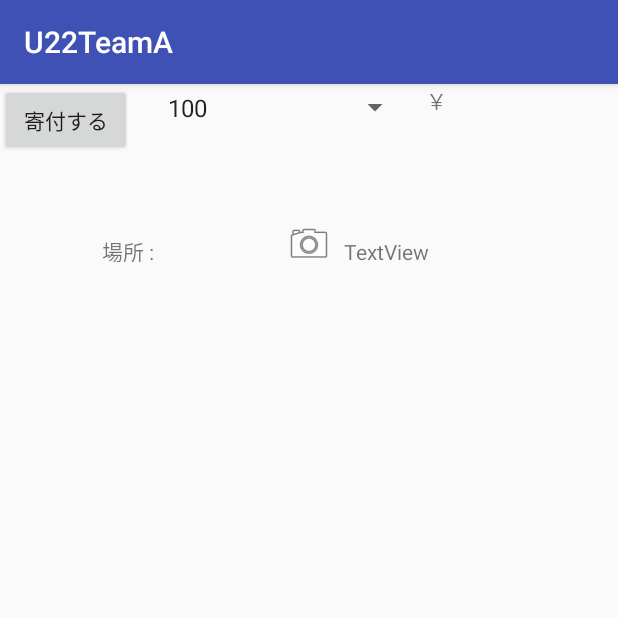
After one commit to tiger19816/u22_team_a_android, an Android app: the ProjectDetailActivyty screen opened directly, with no data from a screen before it, on a phone screen of 412 x 824 dp, the top half of it. The commit adds this screen. Run offline under Robolectric (Android 15) with nearby library versions, the phone set to English and light mode, and no system bars.

Commit message:
プロジェクト詳細、、協賛画面終了？

```diff
--- a/U22TeamA/app/src/main/AndroidManifest.xml
+++ b/U22TeamA/app/src/main/AndroidManifest.xml
@@ -16,6 +16,7 @@
                 <category android:name="android.intent.category.LAUNCHER" />
             </intent-filter>
         </activity>
+        <activity android:name=".ProjectDetailActivyty"></activity>
     </application>
 
 </manifest>
--- /dev/null
+++ b/U22TeamA/app/src/main/java/a/team/works/u22/hal/u22teama/ProjectDetailActivyty.java
@@ -0,0 +1,13 @@
+package a.team.works.u22.hal.u22teama;
+
+import android.support.v7.app.AppCompatActivity;
+import android.os.Bundle;
+
+public class ProjectDetailActivyty extends AppCompatActivity {
+
+    @Override
+    protected void onCreate(Bundle savedInstanceState) {
+        super.onCreate(savedInstanceState);
+        setContentView(R.layout.activity_project_detail_activyty);
+    }
+}
--- /dev/null
+++ b/U22TeamA/app/src/main/res/layout/activity_project_detail_activyty.xml
@@ -0,0 +1,160 @@
+<?xml version="1.0" encoding="utf-8"?>
+<android.support.constraint.ConstraintLayout xmlns:android="http://schemas.android.com/apk/res/android"
+    xmlns:app="http://schemas.android.com/apk/res-auto"
+    xmlns:tools="http://schemas.android.com/tools"
+    android:layout_width="match_parent"
+    android:layout_height="match_parent"
+    tools:context=".ProjectDetailActivyty">
+
+    <ImageView
+        android:id="@+id/imageView"
+        android:layout_width="wrap_content"
+        android:layout_height="wrap_content"
+        android:layout_marginBottom="8dp"
+        android:layout_marginEnd="8dp"
+        android:layout_marginLeft="8dp"
+        android:layout_marginRight="8dp"
+        android:layout_marginStart="8dp"
+        android:layout_marginTop="8dp"
+        app:layout_constraintBottom_toTopOf="@+id/guideline"
+        app:layout_constraintEnd_toEndOf="parent"
+        app:layout_constraintStart_toStartOf="parent"
+        app:layout_constraintTop_toTopOf="parent"
+        app:srcCompat="@android:drawable/ic_menu_camera" />
+
+    <android.support.constraint.Guideline
+        android:id="@+id/guideline"
+        android:layout_width="wrap_content"
+        android:layout_height="wrap_content"
+        android:orientation="horizontal"
+        app:layout_constraintGuide_begin="213dp" />
+
+    <TextView
+        android:id="@+id/tv_Place"
+        android:layout_width="wrap_content"
+        android:layout_height="18dp"
+        android:layout_marginBottom="2dp"
+        android:layout_marginLeft="68dp"
+        android:layout_marginStart="68dp"
+        android:layout_marginTop="8dp"
+        android:text="@string/tv_place"
+        app:layout_constraintBottom_toTopOf="@+id/tv_Content"
+        app:layout_constraintStart_toStartOf="parent"
+        app:layout_constraintTop_toTopOf="@+id/guideline"
+        app:layout_constraintVertical_bias="0.303" />
+
+    <TextView
+        android:id="@+id/tv_Content"
+        android:layout_width="wrap_content"
+        android:layout_height="wrap_content"
+        android:layout_marginBottom="68dp"
+        android:layout_marginLeft="68dp"
+        android:layout_marginStart="68dp"
+        android:text="@string/tv_content"
+        app:layout_constraintBottom_toTopOf="@+id/tv_OrderDate"
+        app:layout_constraintStart_toStartOf="parent" />
+
+    <TextView
+        android:id="@+id/tv_OrderDate"
+        android:layout_width="wrap_content"
+        android:layout_height="wrap_content"
+        android:layout_marginBottom="24dp"
+        android:layout_marginLeft="64dp"
+        android:layout_marginStart="64dp"
+        android:text="@string/tv_oder_date"
+        app:layout_constraintBottom_toTopOf="@+id/tv_FundRaising"
+        app:layout_constraintStart_toStartOf="parent" />
+
+    <TextView
+        android:id="@+id/tv_FundRaising"
+        android:layout_width="wrap_content"
+        android:layout_height="wrap_content"
+        android:layout_marginLeft="68dp"
+        android:layout_marginStart="68dp"
+        android:text="@string/tv_fundRaising"
+        app:layout_constraintBottom_toTopOf="@+id/tv_yean"
+        app:layout_constraintStart_toStartOf="parent" />
+
+    <Button
+        android:id="@+id/bt_FundRaising"
+        android:layout_width="wrap_content"
+        android:layout_height="wrap_content"
+        android:text="@string/bt_fundRaising"
+        tools:layout_editor_absoluteX="147dp"
+        tools:layout_editor_absoluteY="458dp" />
+
+    <Spinner
+        android:id="@+id/spinner"
+        android:layout_width="170dp"
+        android:layout_height="31dp"
+        android:layout_marginLeft="104dp"
+        android:layout_marginStart="104dp"
+        android:entries="@array/Place"
+        app:layout_constraintStart_toStartOf="parent"
+        app:layout_constraintTop_toBottomOf="@+id/tv_FundRaising" />
+
+    <TextView
+        android:id="@+id/tv_yean"
+        android:layout_width="37dp"
+        android:layout_height="28dp"
+        android:layout_marginEnd="8dp"
+        android:layout_marginRight="8dp"
+        android:text="@string/tv_yean"
+        app:layout_constraintEnd_toEndOf="parent"
+        app:layout_constraintHorizontal_bias="0.107"
+        app:layout_constraintStart_toEndOf="@+id/spinner"
+        tools:layout_editor_absoluteY="422dp" />
+
+    <TextView
+        android:id="@+id/tv_FundRaisingInfo"
+        android:layout_width="0dp"
+        android:layout_height="wrap_content"
+        android:layout_marginEnd="8dp"
+        android:layout_marginLeft="8dp"
+        android:layout_marginRight="8dp"
+        android:layout_marginStart="8dp"
+        android:text="TextView"
+        app:layout_constraintBaseline_toBaselineOf="@+id/tv_FundRaising"
+        app:layout_constraintEnd_toEndOf="parent"
+        app:layout_constraintStart_toEndOf="@+id/tv_FundRaising" />
+
+    <TextView
+        android:id="@+id/tv_OrderDateInfo"
+        android:layout_width="0dp"
+        android:layout_height="wrap_content"
+        android:layout_marginEnd="8dp"
+        android:layout_marginLeft="8dp"
+        android:layout_marginRight="8dp"
+        android:layout_marginStart="8dp"
+        android:text="TextView"
+        app:layout_constraintBaseline_toBaselineOf="@+id/tv_OrderDate"
+        app:layout_constraintEnd_toEndOf="parent"
+        app:layout_constraintStart_toEndOf="@+id/tv_OrderDate" />
+
+    <TextView
+        android:id="@+id/tv_ContentInfo"
+        android:layout_width="257dp"
+        android:layout_height="78dp"
+        android:layout_marginEnd="8dp"
+        android:layout_marginLeft="8dp"
+        android:layout_marginRight="8dp"
+        android:layout_marginStart="8dp"
+        android:text="TextView"
+        app:layout_constraintBaseline_toBaselineOf="@+id/tv_Content"
+        app:layout_constraintEnd_toEndOf="parent"
+        app:layout_constraintHorizontal_bias="1.0"
+        app:layout_constraintStart_toEndOf="@+id/tv_Content" />
+
+    <TextView
+        android:id="@+id/tv_PlaceInfo"
+        android:layout_width="wrap_content"
+        android:layout_height="wrap_content"
+        android:layout_marginEnd="8dp"
+        android:layout_marginLeft="8dp"
+        android:layout_marginRight="8dp"
+        android:layout_marginStart="8dp"
+        android:text="TextView"
+        app:layout_constraintBaseline_toBaselineOf="@+id/tv_Place"
+        app:layout_constraintEnd_toEndOf="parent"
+        app:layout_constraintStart_toEndOf="@+id/tv_Place" />
+</android.support.constraint.ConstraintLayout>
--- a/U22TeamA/app/src/main/res/values/strings.xml
+++ b/U22TeamA/app/src/main/res/values/strings.xml
@@ -1,3 +1,14 @@
 <resources>
     <string name="app_name">U22TeamA</string>
+    <string name="tv_yean">￥</string>
+    <string name="tv_fundRaising">現在 :</string>
+    <string name="tv_place">場所 :</string>
+    <string name="tv_content">内容 :</string>
+    <string name="tv_oder_date">依頼日 :</string>
+    <string name="bt_fundRaising">寄付する</string>
+    <string-array name="Place">
+        <item>100</item>
+        <item>200</item>
+        <item>300</item>
+    </string-array>
 </resources>
```
